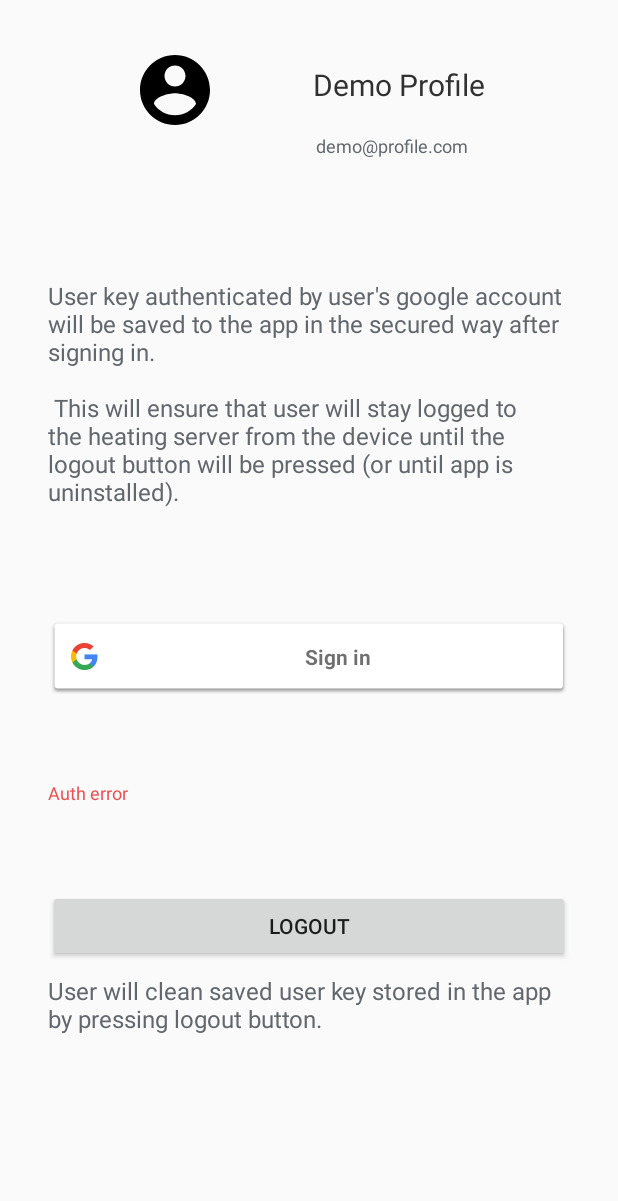
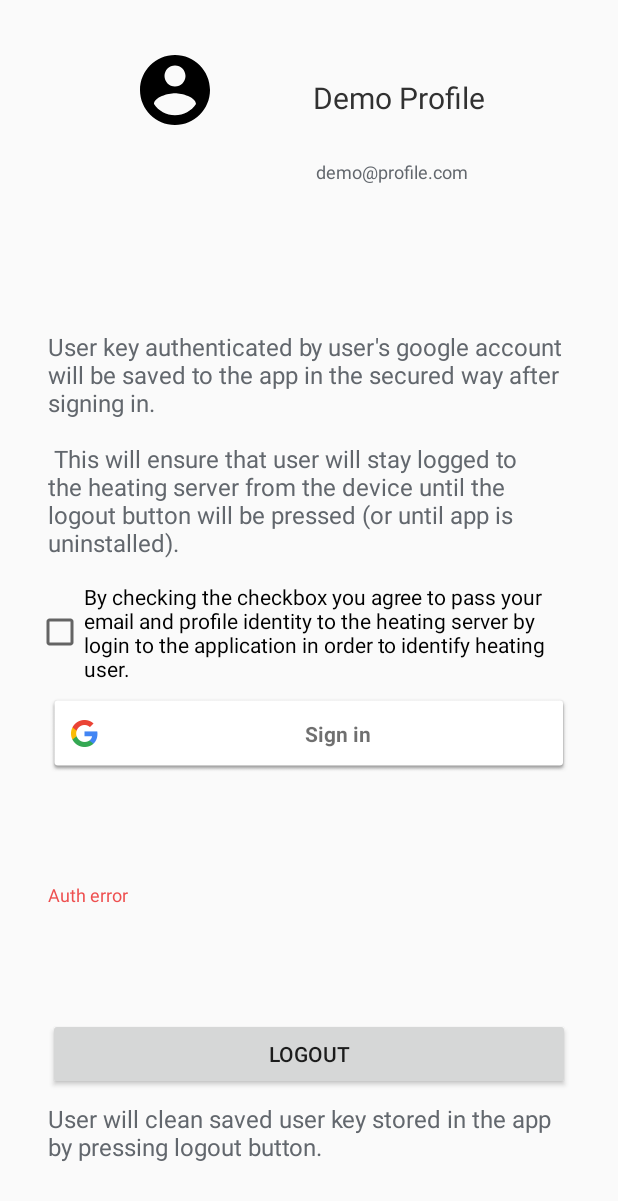
Before and after one commit to kotoMJ/kotiheating-android, an Android app: the layout dialog_profile.xml on its own in the app's theme, with its tools: preview values and no code run, on a phone screen of 412 x 824 dp. Shown: the top 1201 px of the screen. Run offline under Robolectric (Android 15) with nearby library versions, the phone set to English and light mode, and no system bars.

Commit message:
Add in-app disclosure required by Google's privacy policy.

```diff
--- a/app/src/main/kotlin/cz/kotox/kotiheating/ui/MainViewModel.kt
+++ b/app/src/main/kotlin/cz/kotox/kotiheating/ui/MainViewModel.kt
@@ -2,6 +2,7 @@ package cz.kotox.kotiheating.ui
 
 import android.annotation.SuppressLint
 import android.content.Intent
+import androidx.databinding.ObservableBoolean
 import androidx.databinding.ObservableInt
 import arrow.core.Try
 import common.log.logk
@@ -24,6 +25,8 @@ import me.tatarka.bindingcollectionadapter2.collections.DiffObservableList
 class MainViewModel : BaseViewModel() {
 
 	var selectedDay = ObservableInt(/*Calendar.getInstance().get(Calendar.DAY_OF_WEEK)*/0)
+
+	var eula = ObservableBoolean(false)
 
 	val userRepository by inject<UserRepository>()
 	val heatingRepository by inject<HeatingRepository>()
--- a/app/src/main/res/layout/dialog_profile.xml
+++ b/app/src/main/res/layout/dialog_profile.xml
@@ -1,5 +1,4 @@
-<layout
-	xmlns:android="http://schemas.android.com/apk/res/android"
+<layout xmlns:android="http://schemas.android.com/apk/res/android"
 	xmlns:app="http://schemas.android.com/apk/res-auto"
 	xmlns:tools="http://schemas.android.com/tools">
 
@@ -25,43 +24,43 @@
 			android:layout_height="@dimen/global_spacing_56"
 			android:layout_marginTop="8dp"
 			app:imgCircular="@{true}"
+			app:imgPlaceholder="@{@drawable/ic_account_circle}"
 			app:imgUrl="@{viewModel.userRepository.googleSignInAccount.photoUrl}"
-			app:imgPlaceholder="@{@drawable/ic_account_circle}"
-			tools:src="@drawable/ic_account_circle"
+			app:layout_constraintEnd_toStartOf="@+id/profile_name"
+			app:layout_constraintHorizontal_bias="0.5"
 			app:layout_constraintStart_toStartOf="parent"
-			app:layout_constraintHorizontal_bias="0.5"
-			app:layout_constraintEnd_toStartOf="@+id/profile_name"
-			app:layout_constraintTop_toTopOf="parent" />
+			app:layout_constraintTop_toTopOf="parent"
+			tools:src="@drawable/ic_account_circle" />
 
 		<TextView
 			android:id="@+id/profile_name"
+			style="@style/TextAppearance.KoTiHeating.Title"
 			android:layout_width="wrap_content"
 			android:layout_height="wrap_content"
 			android:layout_marginTop="8dp"
 			android:layout_marginBottom="8dp"
 			android:text="@{viewModel.userRepository.googleName}"
-			tools:text="@string/demo_user_name"
-			style="@style/TextAppearance.KoTiHeating.Title"
-			app:layout_constraintStart_toEndOf="@+id/profile_image_view"
+			app:layout_constraintBottom_toTopOf="@+id/profile_email"
 			app:layout_constraintEnd_toEndOf="parent"
 			app:layout_constraintHorizontal_bias="0.5"
+			app:layout_constraintStart_toEndOf="@+id/profile_image_view"
 			app:layout_constraintTop_toTopOf="parent"
-			app:layout_constraintBottom_toTopOf="@+id/profile_email" />
+			tools:text="@string/demo_user_name" />
 
 		<TextView
 			android:id="@+id/profile_email"
+			style="@style/TextAppearance.KoTiHeating.Caption"
 			android:layout_width="wrap_content"
 			android:layout_height="wrap_content"
 			android:layout_marginTop="8dp"
 			android:layout_marginBottom="8dp"
 			android:text="@{viewModel.userRepository.googleEmail}"
-			tools:text="@string/demo_email"
-			style="@style/TextAppearance.KoTiHeating.Caption"
-			app:layout_constraintStart_toEndOf="@+id/profile_image_view"
+			app:layout_constraintBottom_toTopOf="@+id/login_disclosure"
 			app:layout_constraintEnd_toEndOf="parent"
 			app:layout_constraintHorizontal_bias="0.465"
-			app:layout_constraintBottom_toTopOf="@+id/login_disclosure"
-			app:layout_constraintTop_toTopOf="parent" />
+			app:layout_constraintStart_toEndOf="@+id/profile_image_view"
+			app:layout_constraintTop_toTopOf="parent"
+			tools:text="@string/demo_email" />
 
 		<TextView
 			android:id="@+id/login_disclosure"
@@ -79,34 +78,48 @@
 			app:layout_constraintStart_toStartOf="parent"
 			app:layout_constraintTop_toBottomOf="@+id/profile_email" />
 
+		<CheckBox
+			android:id="@+id/login_disclosure_checkbox"
+			android:layout_width="wrap_content"
+			android:layout_height="wrap_content"
+			android:checked="@={viewModel.eula}"
+			android:paddingTop="8dp"
+			android:paddingBottom="8dp"
+			android:text="@string/privacy_disclosure_checkbox"
+			android:visibility="@{viewModel.userRepository.googleSignInAccount==null}"
+			app:layout_constraintBottom_toTopOf="@+id/sign_in_button"
+			app:layout_constraintEnd_toEndOf="parent"
+			app:layout_constraintTop_toBottomOf="@+id/login_disclosure" />
+
 		<com.google.android.gms.common.SignInButton
 			android:id="@+id/sign_in_button"
 			android:layout_width="match_parent"
 			android:layout_height="52dp"
 			android:layout_marginStart="8dp"
 			android:layout_marginEnd="8dp"
+			android:enabled="@{viewModel.eula}"
+			android:onClickListener="@{() -> view.onGoogleSignIn()}"
 			android:visibility="@{viewModel.userRepository.googleSignInAccount==null}"
-			android:onClickListener="@{() -> view.onGoogleSignIn()}"
-			app:layout_constraintStart_toStartOf="parent"
+			app:layout_constraintBottom_toTopOf="@+id/errorText"
 			app:layout_constraintEnd_toEndOf="parent"
 			app:layout_constraintHorizontal_bias="0.5"
-			app:layout_constraintBottom_toTopOf="@+id/errorText"
+			app:layout_constraintStart_toStartOf="parent"
 			app:layout_constraintTop_toBottomOf="@+id/login_disclosure" />
 
 		<TextView
 			android:id="@+id/errorText"
+			style="@style/TextAppearance.KoTiHeating.Caption.Error"
 			android:layout_width="match_parent"
 			android:layout_height="wrap_content"
+			android:layout_marginStart="8dp"
 			android:layout_marginEnd="8dp"
-			android:layout_marginStart="8dp"
 			android:text="@{viewModel.userRepository.googleSignInAccountError}"
 			android:visibility="@{viewModel.userRepository.googleSignInAccountError.length>0}"
-			style="@style/TextAppearance.KoTiHeating.Caption.Error"
-			tools:text="Auth error"
-			app:layout_constraintTop_toBottomOf="@+id/sign_in_button"
 			app:layout_constraintBottom_toTopOf="@+id/sign_out_button"
 			app:layout_constraintEnd_toEndOf="parent"
-			app:layout_constraintStart_toStartOf="parent" />
+			app:layout_constraintStart_toStartOf="parent"
+			app:layout_constraintTop_toBottomOf="@+id/sign_in_button"
+			tools:text="Auth error" />
 
 		<Button
 			android:id="@+id/sign_out_button"
@@ -114,13 +127,14 @@
 			android:layout_height="wrap_content"
 			android:layout_marginStart="8dp"
 			android:layout_marginEnd="8dp"
+			android:onClick="@{() -> view.onSignOut()}"
 			android:text="@string/sign_out"
-			android:onClick="@{() -> view.onSignOut()}"
 			android:visibility="@{viewModel.userRepository.googleSignInAccount!=null}"
+			app:layout_constraintBottom_toBottomOf="parent"
+			app:layout_constraintEnd_toEndOf="parent"
+			app:layout_constraintHorizontal_bias="0.5"
 			app:layout_constraintStart_toStartOf="parent"
-			app:layout_constraintEnd_toEndOf="parent" app:layout_constraintTop_toBottomOf="@+id/errorText"
-			app:layout_constraintBottom_toBottomOf="parent"
-			app:layout_constraintHorizontal_bias="0.5" />
+			app:layout_constraintTop_toBottomOf="@+id/errorText" />
 
 		<TextView
 			android:id="@+id/logout_disclosure"
--- a/app/src/main/res/values/strings.xml
+++ b/app/src/main/res/values/strings.xml
@@ -15,6 +15,8 @@
 	This will ensure that user will stay logged to the heating server from the device until the logout button will be pressed (or until app is uninstalled). </string>
 
 	<string name="privacy_disclosure_logout">User will clean saved user key stored in the app by pressing logout button.</string>
+
+	<string name="privacy_disclosure_checkbox">By checking the checkbox you agree to pass your email and profile identity to the heating server by login to the application in order to identify heating user.</string>
 
 	<string name="text_status_view_monday">Mo</string>
 	<string name="text_status_view_tuesday">Tu</string>
```
Also changed, not shown: 1 other file.
